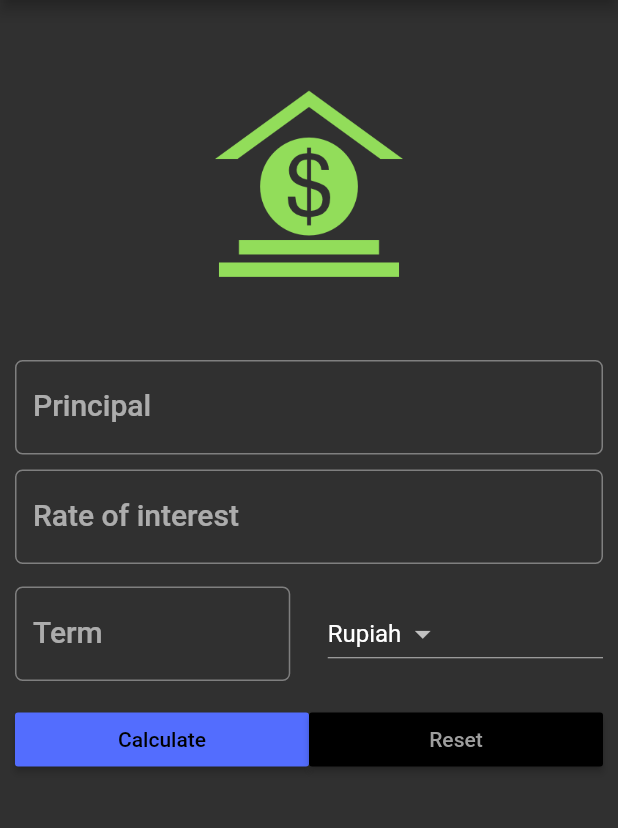
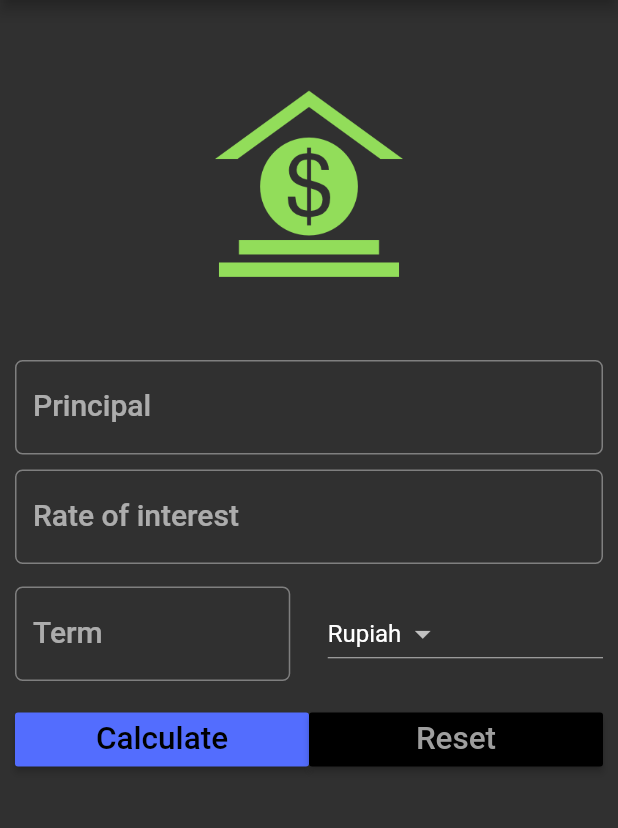
Before and after one commit to erikrios/simple-interest-calculator-app, a Flutter app: the screen it shows after launch, on a phone screen of 412 x 824 dp, the part 84-912 px from its top. Run offline on Flutter 3.47's test engine with Material 2 defaults, Android fonts, the phone set to English and light mode, and no system bars.

Commit message:
Add textScaleFactor

```diff
--- a/lib/main.dart
+++ b/lib/main.dart
@@ -176,7 +176,10 @@ class _SimpleInterestCalculatorState extends State<SimpleInterestCalculator> {
         bottom: _minimumPadding,
       ),
       child: RaisedButton(
-        child: Text(buttonText),
+        child: Text(
+          buttonText,
+          textScaleFactor: 1.5,
+        ),
         onPressed: () {},
         color: color,
         textColor: textColor,
```
